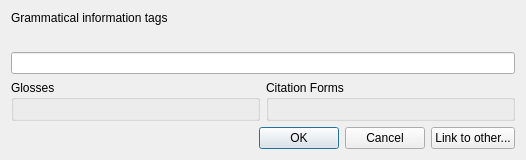
Old version of the form createlexicalentrydialog.ui in the repository adamb924/Gloss.
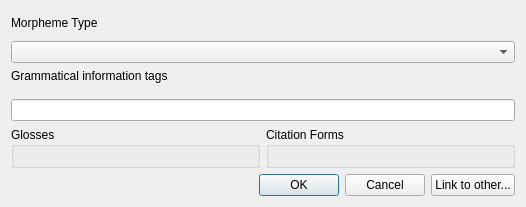
New version of the form. Custom widgets are drawn as their Qt base class.

Commit message: Change morpheme type of lexical entries

```diff
--- a/createlexicalentrydialog.ui
+++ b/createlexicalentrydialog.ui
@@ -7,13 +7,23 @@
     <x>0</x>
     <y>0</y>
     <width>526</width>
-    <height>160</height>
+    <height>207</height>
    </rect>
   </property>
   <property name="windowTitle">
    <string>Create lexical entry</string>
   </property>
   <layout class="QVBoxLayout" name="verticalLayout">
+   <item>
+    <widget class="QLabel" name="label_2">
+     <property name="text">
+      <string>Morpheme Type</string>
+     </property>
+    </widget>
+   </item>
+   <item>
+    <widget class="QComboBox" name="morphemeTypeCombo"/>
+   </item>
    <item>
     <widget class="QLabel" name="label">
      <property name="sizePolicy">
```
The commit also changes 4 other files.
